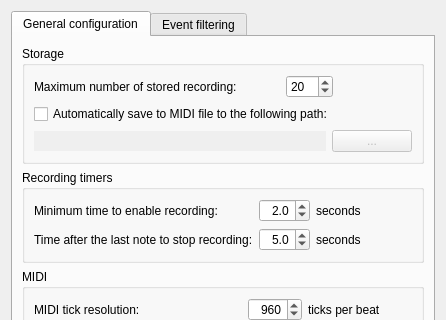
Before: the Qt Designer form midimemo/settings.ui in MaurizioB/MidiMemo, drawn with Qt 5; both pictures show x 0 to 446 and y 0 to 320 of the 446 by 546 pixel window.
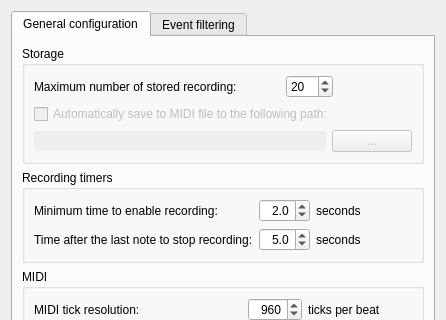
After: the same form once the commit is applied.

Commit message: Fixed midi file module naming

What changed in the file:
```diff
--- a/midimemo/settings.ui
+++ b/midimemo/settings.ui
@@ -252,6 +252,9 @@
           </item>
           <item row="1" column="0" colspan="2">
            <widget class="QCheckBox" name="autosave_chk">
+            <property name="enabled">
+             <bool>false</bool>
+            </property>
             <property name="text">
              <string>Automatically save to MIDI file to the following path:</string>
             </property>
```
The commit also changes 2 other files.
